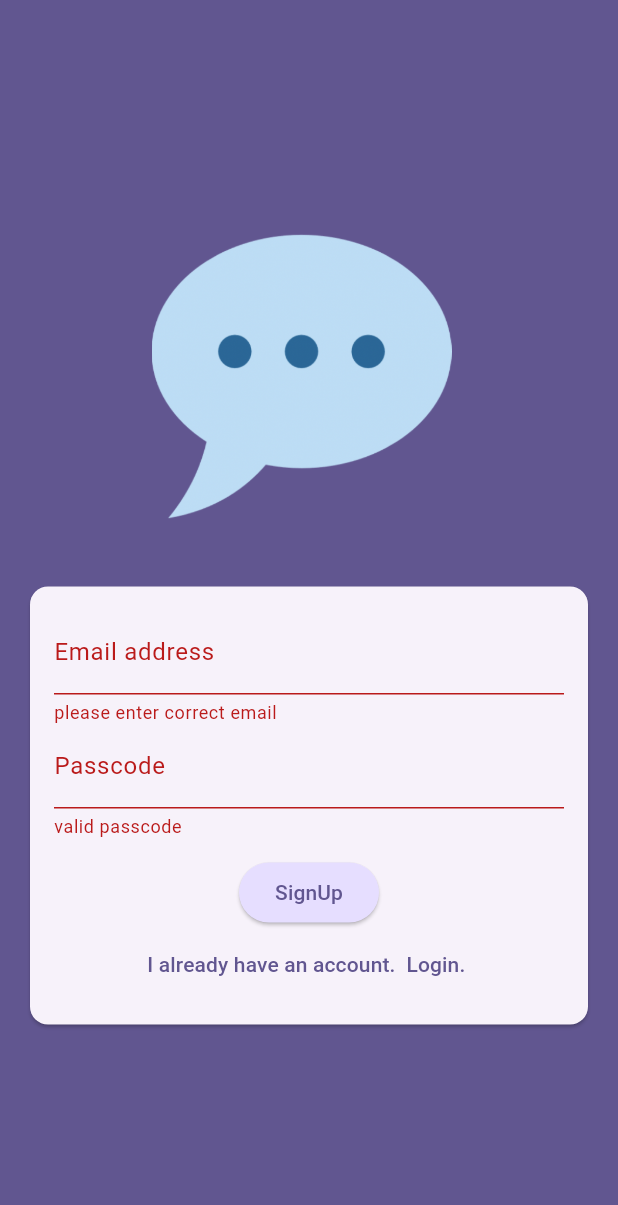
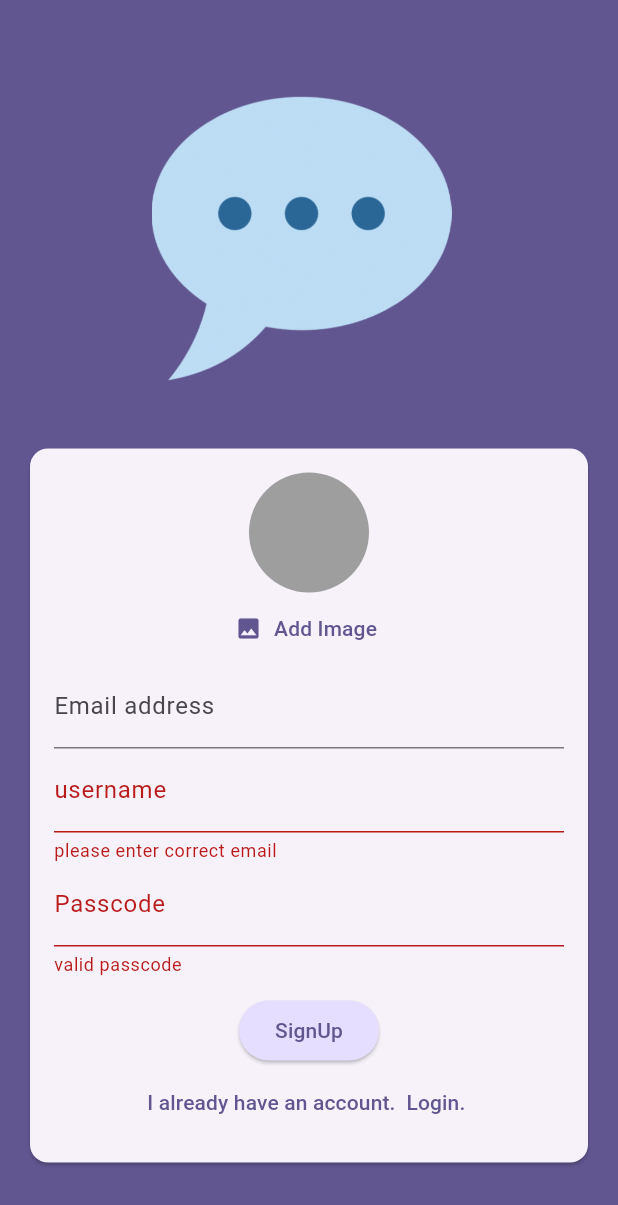
Before and after one commit to azutsavv/flutter_chat, a Flutter app: the screen it shows after launch, after a tap on "Login", after a tap on "Create an account", on a phone screen of 412 x 824 dp. Shown: the top 1205 px of the screen. Run offline on Flutter 3.47's test engine with Material 3 defaults, Android fonts, the phone set to English and light mode, and no system bars; our stand-ins replace cloud_firestore, firebase_auth, firebase_core, firebase_storage, image_picker; accounts and stored records are empty.

Commit message:
firestore and user creation added with added storage for image and username storage

```diff
--- a/lib/main.dart
+++ b/lib/main.dart
@@ -1,6 +1,9 @@
+import 'package:firebase_auth/firebase_auth.dart';
 import 'package:flutter/material.dart';
 import 'package:flutter_chat/screens/auth.dart';
 import 'package:firebase_core/firebase_core.dart';
+import 'package:flutter_chat/screens/chat.dart';
+import 'package:flutter_chat/screens/splashScreen.dart';
 import 'firebase_options.dart';
 
 void main() async{
@@ -12,7 +15,7 @@ void main() async{
 }
 
 class MyApp extends StatelessWidget {
-  const MyApp({super.key});
+  const MyApp({Key? key}) : super(key: key);
 
 
   @override
@@ -21,11 +24,21 @@ class MyApp extends StatelessWidget {
       debugShowCheckedModeBanner: false,
       title: 'FlutterChat',
       theme: ThemeData().copyWith(
-        useMaterial3: true,
         colorScheme: ColorScheme.fromSeed(seedColor: const Color.fromARGB(255, 63, 17, 177)),
 
       ),
-      home:const  AuthScreen()
+      home:StreamBuilder(
+        stream: FirebaseAuth.instance.authStateChanges() ,
+        builder: (context, snapshot) {
+
+          if(snapshot.connectionState==ConnectionState.waiting){
+            return const splashScreen();
+          }
+          if(snapshot.hasData){
+            return const  ChatScreen();
+          }
+          return const  AuthScreen();
+        } ,)
     );
   }
 }
--- a/lib/screens/auth.dart
+++ b/lib/screens/auth.dart
@@ -1,5 +1,10 @@
+import 'dart:io';
+
+import 'package:cloud_firestore/cloud_firestore.dart';
 import 'package:firebase_auth/firebase_auth.dart';
+import 'package:firebase_storage/firebase_storage.dart';
 import 'package:flutter/material.dart';
+import 'package:flutter_chat/widgets/user_image_picker.dart';
 
 final _firebase=FirebaseAuth.instance;
 class AuthScreen extends StatefulWidget {
@@ -13,8 +18,11 @@ class _AutnScreenState extends State<AuthScreen> {
   final _form = GlobalKey<FormState>();
   var _islogin= true;
 
-  var _enterdmail="";
-  var _enterdpasscode="";
+  var _enterdmail ="";
+  var _enterdpasscode ="";
+  File? _selectedImage;
+  var _isAuthenticating   = false;
+  var _enteredUsername = "";
 
   void _isSubmit() async{
     final isValid = _form.currentState!.validate();
@@ -22,23 +30,57 @@ class _AutnScreenState extends State<AuthScreen> {
     if(!isValid){
       return;
       }
+
+      if(!isValid ||!_islogin && _selectedImage == null){
+        return;
+      }
+
+
+
       _form.currentState!.save();
 
     try {
+       setState(() {
+         _isAuthenticating = true;
+       });
       if(_islogin){
        final userCredential = await _firebase.signInWithEmailAndPassword(email: _enterdmail, password: _enterdpasscode);
-       print(userCredential);
+
       } else{
          final userCredential= await _firebase.createUserWithEmailAndPassword(email: _enterdmail, password: _enterdpasscode);
+
+         final storageRef = FirebaseStorage.instance
+              .ref()
+              .child("USER_IMAGE")
+              .child("${userCredential.user!.uid}.jpg");
+
+         await storageRef.putFile(_selectedImage!);
+
+         final imageUrl = await storageRef.getDownloadURL();
+
+         await FirebaseFirestore.instance
+              .collection("users")
+              .doc(userCredential.user!.uid)
+              .set({
+                'user' : _enteredUsername,
+                'email': _enterdmail,
+                'image_url': imageUrl,
+                'passcode' : _enterdpasscode,
+              });
 
       }
         } on FirebaseException catch (e) {
           ScaffoldMessenger.of(context).clearSnackBars();
           ScaffoldMessenger.of(context).showSnackBar(
-           SnackBar(content: Text(e.message??" Auth failed")));
+          SnackBar(content: Text(e.message??" Auth failed")));
+
+          setState(() {
+            _isAuthenticating = false;
+          });
 
 
         }
+
 
   }
 
@@ -70,6 +112,11 @@ class _AutnScreenState extends State<AuthScreen> {
                      child: Column(
                       mainAxisSize: MainAxisSize.min,
                       children: [
+                        if(!_islogin) UserImagePicker(
+                          onpickimage: ((pickedImage) {
+                            _selectedImage=pickedImage;
+
+                        }),),
                         TextFormField(
                           decoration: const InputDecoration(
                             labelText: 'Email address'
@@ -89,6 +136,24 @@ class _AutnScreenState extends State<AuthScreen> {
                           },
                         ),
 
+                        if(!_islogin)
+
+                        TextFormField(
+                          decoration: const InputDecoration(
+                          labelText: 'username',
+                          ),
+                          enableSuggestions: false,
+
+                          validator:(value){
+                            if(value==null|| value.isEmpty|| value.trim().length<4){
+                              return 'please enter at least 4 character';
+                            }
+                          },
+                          onSaved: (newValue) {
+                            _enteredUsername = newValue!;
+                          },
+
+                          ),
                         TextFormField(
                           decoration: const InputDecoration(
                             labelText: 'Passcode'
@@ -118,6 +183,10 @@ class _AutnScreenState extends State<AuthScreen> {
                         ),
                         const SizedBox(height: 12,),
 
+                        if(_isAuthenticating)
+                        const CircularProgressIndicator(),
+
+                        if (!_isAuthenticating)
                         ElevatedButton(
                           style: ElevatedButton.styleFrom(
                             backgroundColor: Theme.of(context).colorScheme.primaryContainer
@@ -127,7 +196,7 @@ class _AutnScreenState extends State<AuthScreen> {
                           child:
                            Text(_islogin ? "Login" : "SignUp")
                         ),
-
+                        if(!_isAuthenticating)
                         TextButton(
                           onPressed: () {
                             setState(() {
--- /dev/null
+++ b/lib/screens/splashScreen.dart
@@ -0,0 +1,17 @@
+import 'package:flutter/material.dart';
+
+class splashScreen extends StatelessWidget {
+  const splashScreen({super.key});
+
+  @override
+  Widget build(BuildContext context) {
+    return  Scaffold(
+      appBar: AppBar(
+        title: const Text("FLutter Chat") ,
+      ),
+      body: const Center(
+        child: Text("loading"),
+      ),
+    );
+}
+}
--- /dev/null
+++ b/lib/widgets/user_image_picker.dart
@@ -0,0 +1,53 @@
+import 'dart:io';
+
+import 'package:flutter/material.dart';
+import 'package:image_picker/image_picker.dart';
+
+class UserImagePicker extends StatefulWidget {
+  const UserImagePicker({super.key, required this.onpickimage});
+
+  final void Function(File pickedImage) onpickimage;
+
+  @override
+  State<UserImagePicker> createState() => _UserImagePickerState();
+}
+
+class _UserImagePickerState extends State<UserImagePicker> {
+  File? pickedImageFile;
+
+  void _pickimage() async{
+
+   final pickedImage = await ImagePicker().pickImage(source: ImageSource.camera , imageQuality: 50 , maxWidth: 150);
+
+    if(pickedImage==null){
+      return;
+    }
+
+    setState(() {
+      pickedImageFile=File(pickedImage.path);
+    });
+
+    widget.onpickimage(pickedImageFile!);
+  }
+  @override
+  Widget build(BuildContext context) {
+    return Column(
+      children: [
+        CircleAvatar(
+          radius: 40,
+          backgroundColor: Colors.grey,
+          foregroundImage: pickedImageFile != null? FileImage(pickedImageFile!):null,
+        ),
+        TextButton.icon(onPressed: () {
+          _pickimage();
+        },
+        icon: const Icon(Icons.image),
+        label:  Text("Add Image",
+        style: TextStyle(
+          color: Theme.of(context).colorScheme.primary,
+        ),)
+        ),
+      ],
+    );
+  }
+}
--- a/pubspec.yaml
+++ b/pubspec.yaml
@@ -19,7 +19,7 @@ publish_to: 'none' # Remove this line if you wish to publish to pub.dev
 version: 1.0.0+1
 
 environment:
-  sdk: '>=3.1.3 <4.0.0'
+  sdk: '>=2.17.0 <3.0.0'
 
 # Dependencies specify other packages that your package needs in order to work.
 # To automatically upgrade your package dependencies to the latest versions
@@ -38,6 +38,9 @@ dependencies:
   toast: ^0.3.0
   firebase_core: ^2.24.2
   firebase_auth: ^4.16.0
+  firebase_storage: ^11.6.10
+  image_picker: ^1.0.7
+  cloud_firestore: ^4.15.9
 
 dev_dependencies:
   flutter_test:
```
Also changed, not shown: lib/screens/chat.dart (+30 -0 lines), pubspec.lock, 7 other files.
